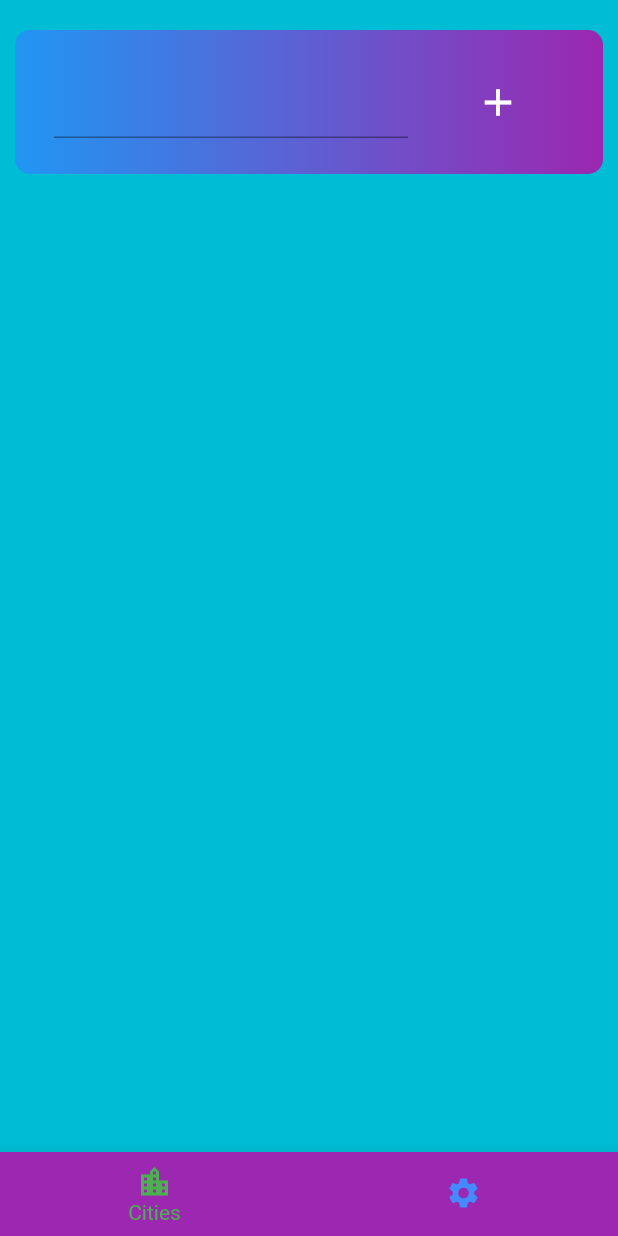
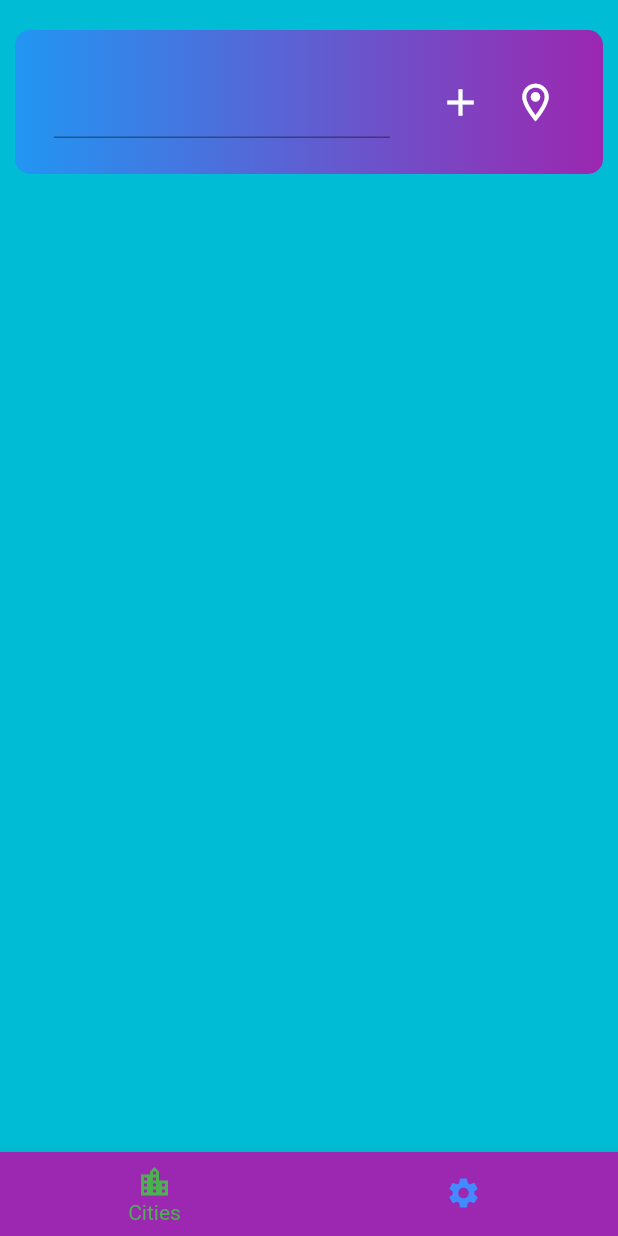
Before and after one commit to armin1440/weather-man, a Flutter app: the screen it shows after launch, on a phone screen of 412 x 824 dp. Run offline on Flutter 3.47's test engine with Material 2 defaults, Android fonts, the phone set to English and light mode, and no system bars; our stand-ins replace flutter_spinkit, geolocator, weather_icons.

Commit message:
Added location icon, just ui

```diff
--- a/lib/Interface/CitiesScreen.dart
+++ b/lib/Interface/CitiesScreen.dart
@@ -18,16 +18,34 @@ class CitiesScreen extends StatelessWidget {
           padding: const EdgeInsets.symmetric(vertical: 20, horizontal: 10),
           child: Column(
             children: <Widget>[
-              ColorfulBox(ListTile(
+              ColorfulBox(
+                ListTile(
                 title: TextField(
                   controller: _textEditingController,
                   style: TextStyle(fontSize: 20, color: Colors.white),),
-                trailing: FlatButton(
-                  child: Icon(Icons.add, size: 30, color: Colors.white,),
-                  onPressed: () {
-                      Provider.of<Data>(context, listen: false).addCity(_textEditingController.text);
-                      _textEditingController.clear();
-                  },
+                trailing: SizedBox(
+                  width: 100,
+                  child: Row(
+                    children: [
+                      SizedBox(
+                        width: 50,
+                        child: FlatButton(
+                          child: Icon(Icons.add, size: 30, color: Colors.white,),
+                          onPressed: () {
+                              Provider.of<Data>(context, listen: false).addCity(_textEditingController.text);
+                              _textEditingController.clear();
+                          },
+                        ),
+                      ),
+                      SizedBox(
+                        width: 50,
+                        child: FlatButton(
+                            onPressed: () => Provider.of<Data>(context, listen: false).findWeatherByLocation(),
+                            child: Icon(Icons.location_on_outlined, size: 30, color: Colors.white,),
+                        ),
+                      )
+                    ],
+                  ),
                 ),
               ),
                   ),
--- a/lib/logic/HttpRequestManager.dart
+++ b/lib/logic/HttpRequestManager.dart
@@ -1,7 +1,8 @@
 import 'dart:convert';
 import 'dart:io';
-const String website = "https://api.openweathermap.org";
+const String website = "https://api.openweathermap.org/data/2.5/weather?";
 const String appId = "83289b6399002df3cd5f3ff9263e52f2";
+//api.openweathermap.org/data/2.5/weather?lat={lat}&lon={lon}&appid={API key}
 const String units = "metric";
 
 //This class sends a request to OpenWeatherMap.org and returns its response
@@ -18,7 +19,7 @@ class HttpRequestManager{
   }
 
   Future<String> sendRequest() async{
-    String url = website + "/data/2.5/weather?q=$_city&units=$units&appid=$appId";
+    String url = website + "q=$_city&units=$units&appid=$appId";
     // var httpRequest =
     await _client.getUrl(Uri.parse(url))
         .then((HttpClientRequest request) {
--- a/pubspec.yaml
+++ b/pubspec.yaml
@@ -31,6 +31,7 @@ dependencies:
   flutter_spinkit: ^4.1.2+1
   provider: ^4.3.3
   weather_icons: ^2.0.2
+  geolocator: ^6.2.0
 
 dev_dependencies:
   flutter_test:
```
Also changed, not shown: lib/logic/Data.dart (+12 -2 lines), pubspec.lock.
